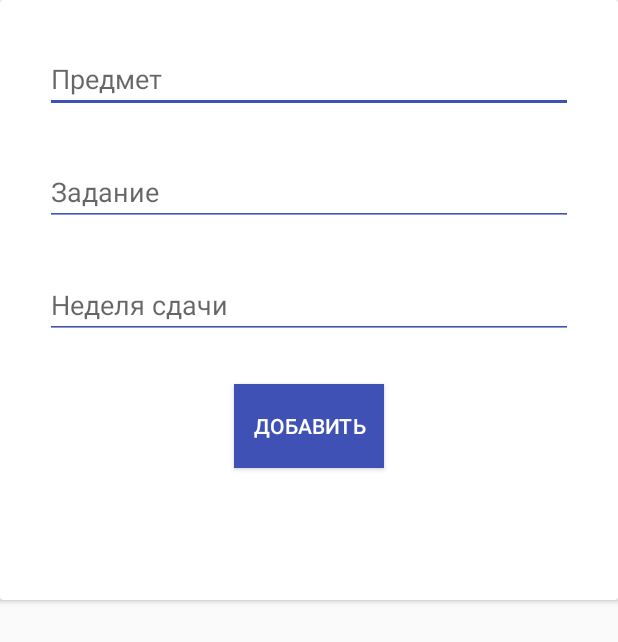
After one commit to merkelAlbert/StudentAssistant, an Android app: the NewHomeworkActivity screen opened directly, with no data from a screen before it, on a phone screen of 412 x 824 dp. The commit adds this screen. Shown: the top 642 px of the screen. Run offline under Robolectric (Android 15) with nearby library versions, the phone set to English and light mode, and no system bars; our stand-ins replace Volley; network calls fail.

Commit message:
NewHomework activity added. Now app can add new homeworks to database.

```diff
--- a/app/build.gradle
+++ b/app/build.gradle
@@ -32,4 +32,5 @@ dependencies {
     implementation 'com.android.support:cardview-v7:26.1.0'
     implementation 'com.android.volley:volley:1.1.0'
     implementation 'com.android.support:recyclerview-v7:26.1.0'
+    implementation 'com.google.code.gson:gson:2.8.4'
 }
--- a/app/src/main/AndroidManifest.xml
+++ b/app/src/main/AndroidManifest.xml
@@ -21,6 +21,11 @@
                 <category android:name="android.intent.category.LAUNCHER" />
             </intent-filter>
         </activity>
+        <activity
+
+            android:name=".homework.NewHomeworkActivity"
+            android:label="@string/title_activity_new_homework"
+            android:theme="@style/AppTheme"/>
     </application>
 
 </manifest>
--- a/app/src/main/java/com/assistant/albert/studentassistant/MainActivity.java
+++ b/app/src/main/java/com/assistant/albert/studentassistant/MainActivity.java
@@ -5,7 +5,6 @@ import android.os.Bundle;
 import android.support.design.widget.TabLayout;
 import android.support.v4.view.ViewPager;
 import android.support.v7.app.AppCompatActivity;
-
 import com.assistant.albert.studentassistant.homework.HomeworkFragment;
 import com.assistant.albert.studentassistant.schedule.ScheduleFragment;
 
--- a/app/src/main/java/com/assistant/albert/studentassistant/Urls.java
+++ b/app/src/main/java/com/assistant/albert/studentassistant/Urls.java
@@ -2,6 +2,7 @@ package com.assistant.albert.studentassistant;
 
 public class Urls {
     public static String root = "http://192.168.0.104:8888/";
-    public static String homework = root + "Homework/";
-    public static String schedule = root + "Schedule/";
+    public static String homework = root + "homework/";
+    public static String schedule = root + "schedule/";
+    public static String addHomework = root + "addhomework/";
 }
--- a/app/src/main/java/com/assistant/albert/studentassistant/homework/HomeworkResponse.java
+++ b/app/src/main/java/com/assistant/albert/studentassistant/homework/HomeworkItem.java
@@ -1,11 +1,11 @@
 package com.assistant.albert.studentassistant.homework;
 
-public class HomeworkResponse {
+public class HomeworkItem {
     private String subject;
     private String exercise;
     private int time;
 
-    public HomeworkResponse(String subject, String exercise, int time) {
+    public HomeworkItem(String subject, String exercise, int time) {
         this.subject = subject;
         this.exercise = exercise;
         this.time = time;
--- /dev/null
+++ b/app/src/main/res/layout/activity_new_homework.xml
@@ -0,0 +1,65 @@
+<?xml version="1.0" encoding="utf-8"?>
+<android.support.constraint.ConstraintLayout xmlns:android="http://schemas.android.com/apk/res/android"
+    xmlns:app="http://schemas.android.com/apk/res-auto"
+    xmlns:tools="http://schemas.android.com/tools"
+    android:layout_width="match_parent"
+    android:layout_height="match_parent">
+
+    <android.support.v7.widget.CardView
+        style="@style/CardStyle"
+        android:layout_height="400dp"
+        app:layout_constraintLeft_toLeftOf="parent"
+        app:layout_constraintRight_toRightOf="parent">
+
+        <android.support.constraint.ConstraintLayout
+            android:layout_width="match_parent"
+            android:layout_height="match_parent"
+            tools:context=".homework.NewHomeworkActivity">
+
+            <EditText
+                android:id="@+id/addSubject"
+                android:layout_width="match_parent"
+                android:layout_height="wrap_content"
+                android:layout_margin="30dp"
+                android:backgroundTint="@color/colorPrimary"
+                android:hint="Предмет"
+                app:layout_constraintLeft_toLeftOf="parent"
+                app:layout_constraintTop_toTopOf="parent"
+                tools:layout_editor_absoluteX="30dp" />
+
+
+            <EditText
+                android:id="@+id/addExercise"
+                android:layout_width="match_parent"
+                android:layout_height="wrap_content"
+                android:layout_margin="30dp"
+                android:backgroundTint="@color/colorPrimary"
+                android:hint="Задание"
+                app:layout_constraintLeft_toLeftOf="parent"
+                app:layout_constraintTop_toBottomOf="@id/addSubject" />
+
+            <EditText
+                android:id="@+id/addWeek"
+                android:layout_width="match_parent"
+                android:layout_height="wrap_content"
+                android:layout_margin="30dp"
+                android:backgroundTint="@color/colorPrimary"
+                android:hint="Неделя сдачи"
+                app:layout_constraintLeft_toLeftOf="parent"
+                app:layout_constraintTop_toBottomOf="@id/addExercise" />
+
+            <Button
+                android:id="@+id/submitHomework"
+                android:layout_width="100dp"
+                android:layout_height="56dp"
+                android:layout_margin="30dp"
+                android:background="@color/colorPrimary"
+                android:text="Добавить"
+                android:textColor="@color/white"
+                app:layout_constraintLeft_toLeftOf="parent"
+                app:layout_constraintRight_toRightOf="parent"
+                app:layout_constraintTop_toBottomOf="@id/addWeek" />
+
+        </android.support.constraint.ConstraintLayout>
+    </android.support.v7.widget.CardView>
+</android.support.constraint.ConstraintLayout>
--- a/app/src/main/res/layout/card_schedule.xml
+++ b/app/src/main/res/layout/card_schedule.xml
@@ -11,7 +11,9 @@
         android:layout_margin="0dp"
         android:textColor="@color/grey" />
 
-    <android.support.v7.widget.CardView style="@style/CardStyle">
+    <android.support.v7.widget.CardView
+        android:layout_height="wrap_content"
+        android:layout_width="match_parent">
 
         <LinearLayout
             android:id="@+id/scheduleOfDay"
--- a/app/src/main/res/values/colors.xml
+++ b/app/src/main/res/values/colors.xml
@@ -1,6 +1,6 @@
 <?xml version="1.0" encoding="utf-8"?>
 <resources>
-    <color name="colorPrimary">#3F51B5</color>
+    <color name="colorPrimary">#3f51b5</color>
     <color name="colorPrimaryDark">#303F9F</color>
     <color name="colorAccent">#f50057</color>
     <color name="redItem">#c62828</color>
--- a/app/src/main/res/values/dimens.xml
+++ b/app/src/main/res/values/dimens.xml
@@ -2,4 +2,5 @@
     <!-- Default screen margins, per the Android Design guidelines. -->
     <dimen name="activity_horizontal_margin">16dp</dimen>
     <dimen name="activity_vertical_margin">16dp</dimen>
+    <dimen name="fab_margin">16dp</dimen>
 </resources>
--- a/app/src/main/res/values/strings.xml
+++ b/app/src/main/res/values/strings.xml
@@ -7,5 +7,6 @@
 
     <!-- TODO: Remove or change this placeholder text -->
     <string name="hello_blank_fragment">Hello blank fragment</string>
+    <string name="title_activity_new_homework">NewHomewokActivity</string>
 
 </resources>
--- a/app/src/main/res/values/styles.xml
+++ b/app/src/main/res/values/styles.xml
@@ -1,11 +1,15 @@
 <resources>
 
     Base application theme.
+
     <style name="AppTheme" parent="Theme.AppCompat.Light.NoActionBar">
         <!-- Customize your theme here. -->
         <item name="colorPrimary">@color/colorPrimary</item>
         <item name="colorPrimaryDark">@color/colorPrimaryDark</item>
-        <item name="colorAccent">@color/colorAccent</item>
+        <item name="colorAccent">@color/colorPrimary</item>
     </style>
 
+    <style name="AppTheme.AppBarOverlay" parent="ThemeOverlay.AppCompat.Dark.ActionBar" />
+
+    <style name="AppTheme.PopupOverlay" parent="ThemeOverlay.AppCompat.Light" />
 </resources>
```
Also changed, not shown: app/src/main/java/com/assistant/albert/studentassistant/homework/HomeworkComparator.java (+4 -4 lines), app/src/main/java/com/assistant/albert/studentassistant/homework/HomeworkFragment.java (+41 -13 lines), app/src/main/java/com/assistant/albert/studentassistant/homework/HomeworkRecyclerAdapter.java (+19 -2 lines), app/src/main/java/com/assistant/albert/studentassistant/homework/NewHomeworkActivity.java (added, +123 -0 lines), app/src/main/res/layout/fragment_homework.xml (+19 -4 lines), app/src/main/res/drawable-hdpi/ic_fab_new_item.png (added), app/src/main/res/drawable-mdpi/ic_fab_new_item.png (added), app/src/main/res/drawable-xhdpi/ic_fab_new_item.png (added), app/src/main/res/drawable-xxhdpi/ic_fab_new_item.png (added), 1 other file.
